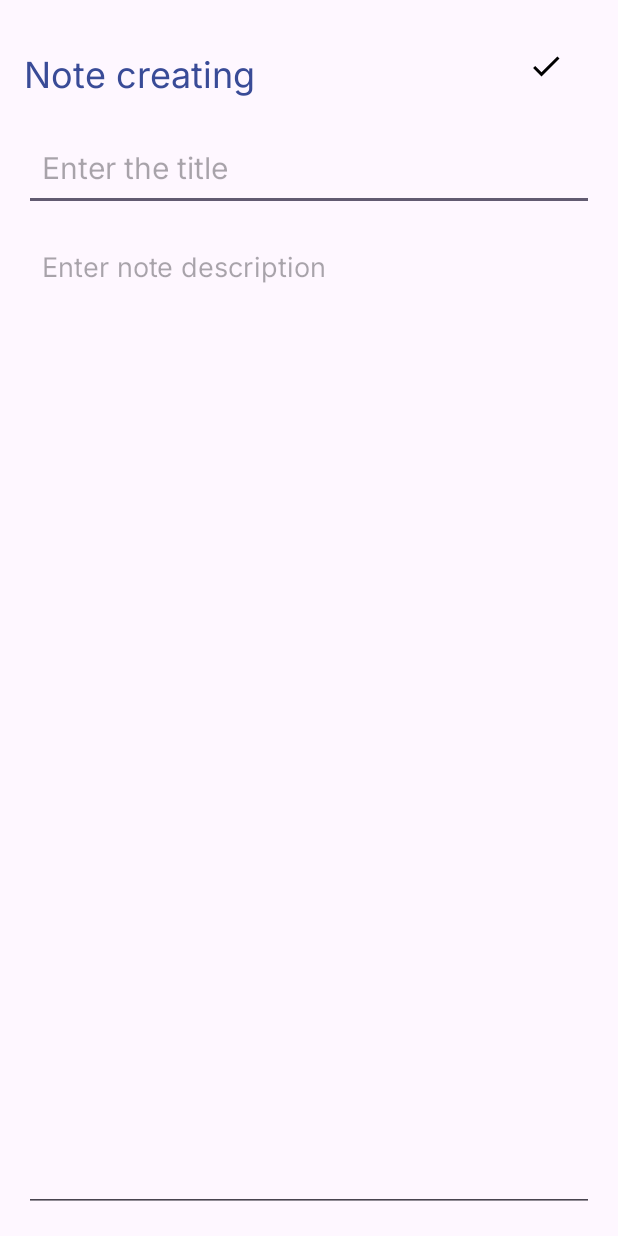
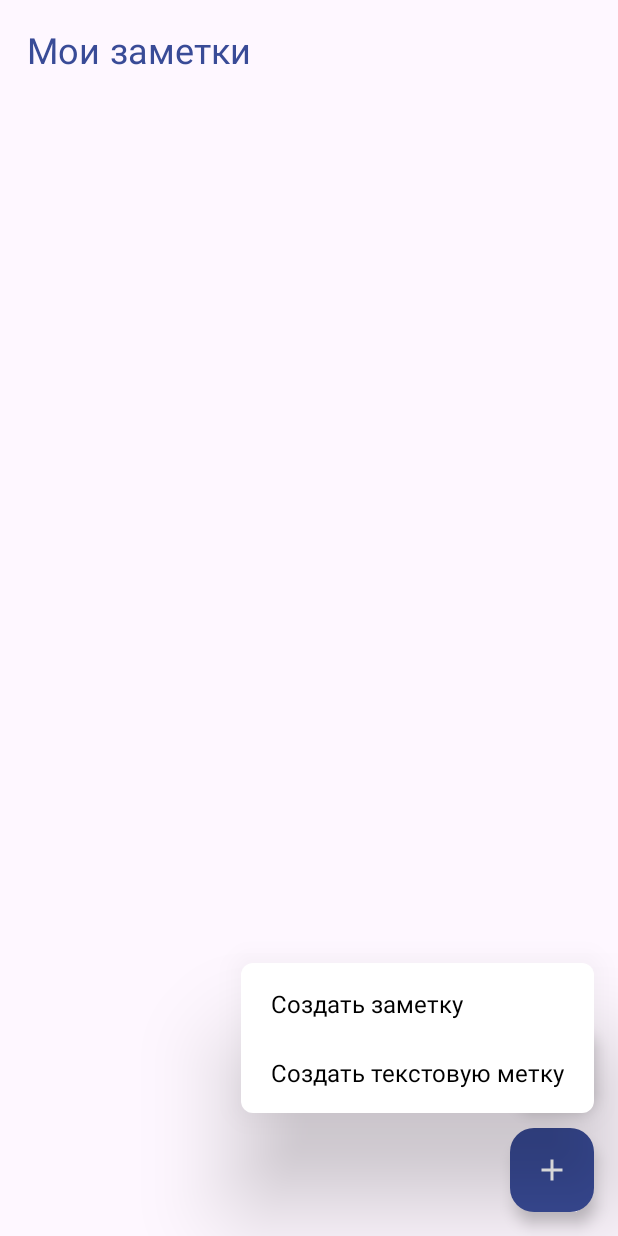
Before and after one commit to shufladka/NotesApp, an Android app: the screen it shows after launch (AddNoteActivity before the commit, MainActivity after it), after a tap on an icon or button, on a phone screen of 412 x 824 dp. Run offline under Robolectric (Android 15) with nearby library versions, the phone set to English and light mode, and no system bars.

```diff
--- a/app/src/main/java/by/bsuir/notesapp/AddNoteActivity.kt
+++ b/app/src/main/java/by/bsuir/notesapp/AddNoteActivity.kt
@@ -11,7 +11,7 @@ import java.time.format.DateTimeFormatter
 class AddNoteActivity : AppCompatActivity() {
 
     private lateinit var binding: ActivityAddNoteBinding
-    private lateinit var db: NotesDatabaseHelper
+    private lateinit var db: DatabaseHelper
 
     @SuppressLint("VisibleForTests")
     override fun onCreate(savedInstanceState: Bundle?) {
@@ -20,7 +20,7 @@ class AddNoteActivity : AppCompatActivity() {
         binding = ActivityAddNoteBinding.inflate(layoutInflater)
         setContentView(binding.root)
 
-        db = NotesDatabaseHelper(this)
+        db = DatabaseHelper(this)
 
         binding.saveButton.setOnClickListener {
             val title = binding.titleEditText.text.toString()
--- a/app/src/main/java/by/bsuir/notesapp/DatabaseHelper.kt
+++ b/app/src/main/java/by/bsuir/notesapp/DatabaseHelper.kt
@@ -5,101 +5,242 @@ import android.content.Context
 import android.database.sqlite.SQLiteDatabase
 import android.database.sqlite.SQLiteOpenHelper
 
-class NotesDatabaseHelper(context: Context) :
+class DatabaseHelper(context: Context) :
     SQLiteOpenHelper(context, DATABASE_NAME, null, SCHEMA) {
+
     companion object {
         private const val DATABASE_NAME = "notesapp.db"
         private const val SCHEMA = 1
-        private const val TABLE = "notes"
-        private const val COLUMN_ID = "id"
+
+        // Таблица для заметок
+        private const val TABLE_NOTES = "notes"
+        private const val COLUMN_NOTE_ID = "id"
         private const val COLUMN_TITLE = "title"
         private const val COLUMN_DESCRIPTION = "description"
         private const val COLUMN_DATETIME = "datetime"
+        private const val COLUMN_LABEL_ID = "label_id" // Внешний ключ на таблицу labels
+
+        // Таблица для текстовых меток
+        private const val TABLE_LABELS = "labels"
+        private const val COLUMN_LABEL_NAME = "name"
+        private const val COLUMN_LABEL_PRIORITY = "priority"
     }
 
     override fun onCreate(db: SQLiteDatabase?) {
-        val createTableQuery =
-            "CREATE TABLE $TABLE ($COLUMN_ID INTEGER PRIMARY KEY, $COLUMN_TITLE TEXT, $COLUMN_DESCRIPTION TEXT, $COLUMN_DATETIME TEXT)"
-        db?.execSQL(createTableQuery)
+        // Создаем таблицу labels
+        val createLabelsTable = """
+            CREATE TABLE $TABLE_LABELS (
+                $COLUMN_NOTE_ID INTEGER PRIMARY KEY AUTOINCREMENT,
+                $COLUMN_LABEL_NAME TEXT,
+                $COLUMN_LABEL_PRIORITY TEXT
+            )
+        """.trimIndent()
+
+        // Создаем таблицу notes с внешним ключом на labels
+        val createNotesTable = """
+            CREATE TABLE $TABLE_NOTES (
+                $COLUMN_NOTE_ID INTEGER PRIMARY KEY AUTOINCREMENT,
+                $COLUMN_TITLE TEXT,
+                $COLUMN_DESCRIPTION TEXT,
+                $COLUMN_DATETIME TEXT,
+                $COLUMN_LABEL_ID INTEGER,
+                FOREIGN KEY ($COLUMN_LABEL_ID) REFERENCES $TABLE_LABELS ($COLUMN_NOTE_ID) ON DELETE SET NULL
+            )
+        """.trimIndent()
+
+        db?.execSQL(createLabelsTable)
+        db?.execSQL(createNotesTable)
     }
 
     override fun onUpgrade(db: SQLiteDatabase?, oldVersion: Int, newVersion: Int) {
-        val dropTableQuery = "DROP TABLE IF EXISTS $TABLE"
-        db?.execSQL(dropTableQuery)
+        db?.execSQL("DROP TABLE IF EXISTS $TABLE_NOTES")
+        db?.execSQL("DROP TABLE IF EXISTS $TABLE_LABELS")
         onCreate(db)
     }
 
-    fun insertNote(note: Note) {
+    /**
+     * Вставка метки
+     */
+    fun insertLabel(label: Label): Long {
+        val db = writableDatabase
+        val values = ContentValues().apply {
+            put(COLUMN_LABEL_NAME, label.name)
+            put(COLUMN_LABEL_PRIORITY, label.priority)
+        }
+        val id = db.insert(TABLE_LABELS, null, values)
+        db.close()
+        return id
+    }
+
+    /**
+     * Получение всех меток
+     */
+    fun getAllLabels(): List<Label> {
+        val labels = mutableListOf<Label>()
+        val db = readableDatabase
+        val cursor = db.rawQuery("SELECT * FROM $TABLE_LABELS", null)
+
+        while (cursor.moveToNext()) {
+            val id = cursor.getInt(cursor.getColumnIndexOrThrow(COLUMN_NOTE_ID))
+            val name = cursor.getString(cursor.getColumnIndexOrThrow(COLUMN_LABEL_NAME))
+            val priority = cursor.getString(cursor.getColumnIndexOrThrow(COLUMN_LABEL_PRIORITY))
+
+            labels.add(Label(id, name, priority))
+        }
+        cursor.close()
+        db.close()
+        return labels
+    }
+
+    /**
+     * Получение метки по идентификатору
+     */
+    fun getLabelById(labelId: Int): Label? {
+        val db = readableDatabase
+        val query = "SELECT * FROM $TABLE_LABELS WHERE $COLUMN_NOTE_ID = ?"
+        val cursor = db.rawQuery(query, arrayOf(labelId.toString()))
+        var label: Label? = null
+
+        if (cursor.moveToFirst()) {
+            val id = cursor.getInt(cursor.getColumnIndexOrThrow(COLUMN_NOTE_ID))
+            val name = cursor.getString(cursor.getColumnIndexOrThrow(COLUMN_LABEL_NAME))
+            val priority = cursor.getString(cursor.getColumnIndexOrThrow(COLUMN_LABEL_PRIORITY))
+
+            label = Label(id, name, priority)
+        }
+        cursor.close()
+        db.close()
+        return label
+    }
+
+
+    /**
+     * Вставка заметки
+     */
+    fun insertNote(note: Note): Long {
         val db = writableDatabase
         val values = ContentValues().apply {
             put(COLUMN_TITLE, note.title)
             put(COLUMN_DESCRIPTION, note.description)
             put(COLUMN_DATETIME, note.dateTime)
+            put(COLUMN_LABEL_ID, note.label?.id) // Записываем id метки, если есть
         }
-        db.insert(TABLE, null, values)
+        val id = db.insert(TABLE_NOTES, null, values)
         db.close()
+        return id
     }
 
+    /**
+     * Получение всех заметок с метками (если есть)
+     */
     fun getAllNotes(): List<Note> {
-        val notesList = mutableListOf<Note>()
+        val notes = mutableListOf<Note>()
         val db = readableDatabase
-        val query = "SELECT * FROM $TABLE"
+        val query = """
+            SELECT n.$COLUMN_NOTE_ID, n.$COLUMN_TITLE, n.$COLUMN_DESCRIPTION, n.$COLUMN_DATETIME,
+                   l.$COLUMN_NOTE_ID AS label_id, l.$COLUMN_LABEL_NAME, l.$COLUMN_LABEL_PRIORITY
+            FROM $TABLE_NOTES AS n
+            LEFT JOIN $TABLE_LABELS AS l ON n.$COLUMN_LABEL_ID = l.$COLUMN_NOTE_ID
+        """.trimIndent()
+
         val cursor = db.rawQuery(query, null)
 
         while (cursor.moveToNext()) {
-            val id = cursor.getInt(cursor.getColumnIndexOrThrow(COLUMN_ID))
+            val id = cursor.getInt(cursor.getColumnIndexOrThrow(COLUMN_NOTE_ID))
             val title = cursor.getString(cursor.getColumnIndexOrThrow(COLUMN_TITLE))
             val description = cursor.getString(cursor.getColumnIndexOrThrow(COLUMN_DESCRIPTION))
             val dateTime = cursor.getString(cursor.getColumnIndexOrThrow(COLUMN_DATETIME))
 
-            val note = Note(id, title, description, dateTime)
-            notesList.add(note)
+            val labelIdIndex = cursor.getColumnIndex("label_id")
+            val label = if (labelIdIndex != -1 && !cursor.isNull(labelIdIndex)) {
+                Label(
+                    id = cursor.getInt(labelIdIndex),
+                    name = cursor.getString(cursor.getColumnIndexOrThrow(COLUMN_LABEL_NAME)),
+                    priority = cursor.getString(cursor.getColumnIndexOrThrow(COLUMN_LABEL_PRIORITY))
+                )
+            } else {
+                null
+            }
+
+            notes.add(Note(id, title, description, dateTime, label))
         }
         cursor.close()
         db.close()
-        return notesList
+        return notes
     }
 
-    fun updateNote(note: Note) {
+    /**
+     * Получение заметки по идентификатору
+     */
+    fun getNoteById(noteId: Int): Note? {
+        val db = readableDatabase
+        val query = """
+        SELECT n.$COLUMN_NOTE_ID, n.$COLUMN_TITLE, n.$COLUMN_DESCRIPTION, n.$COLUMN_DATETIME,
+               l.$COLUMN_NOTE_ID AS label_id, l.$COLUMN_LABEL_NAME, l.$COLUMN_LABEL_PRIORITY
+        FROM $TABLE_NOTES AS n
+        LEFT JOIN $TABLE_LABELS AS l ON n.$COLUMN_LABEL_ID = l.$COLUMN_NOTE_ID
+        WHERE n.$COLUMN_NOTE_ID = ?
+    """.trimIndent()
+
+        val cursor = db.rawQuery(query, arrayOf(noteId.toString()))
+        var note: Note? = null
+
+        if (cursor.moveToFirst()) {
+            val id = cursor.getInt(cursor.getColumnIndexOrThrow(COLUMN_NOTE_ID))
+            val title = cursor.getString(cursor.getColumnIndexOrThrow(COLUMN_TITLE))
+            val description = cursor.getString(cursor.getColumnIndexOrThrow(COLUMN_DESCRIPTION))
+            val dateTime = cursor.getString(cursor.getColumnIndexOrThrow(COLUMN_DATETIME))
+
+            val labelIdIndex = cursor.getColumnIndex("label_id")
+            val label = if (labelIdIndex != -1 && !cursor.isNull(labelIdIndex)) {
+                Label(
+                    id = cursor.getInt(labelIdIndex),
+                    name = cursor.getString(cursor.getColumnIndexOrThrow(COLUMN_LABEL_NAME)),
+                    priority = cursor.getString(cursor.getColumnIndexOrThrow(COLUMN_LABEL_PRIORITY))
+                )
+            } else {
+                null
+            }
+
+            note = Note(id, title, description, dateTime, label)
+        }
+        cursor.close()
+        db.close()
+        return note
+    }
+
+
+    /**
+     * Обновление заметки
+     */
+    fun updateNote(note: Note): Int {
         val db = writableDatabase
         val values = ContentValues().apply {
             put(COLUMN_TITLE, note.title)
             put(COLUMN_DESCRIPTION, note.description)
             put(COLUMN_DATETIME, note.dateTime)
+            put(COLUMN_LABEL_ID, note.label?.id)
         }
-        val whereClause = "$COLUMN_ID = ?"
-        val whereArgs = arrayOf(note.id.toString())
-        db.update(TABLE, values, whereClause, whereArgs)
+        val affectedRows = db.update(TABLE_NOTES, values, "$COLUMN_NOTE_ID = ?", arrayOf(note.id.toString()))
+        db.close()
+        return affectedRows
+    }
+
+    /**
+     * Удаление заметки
+     */
+    fun deleteNote(noteId: Int) {
+        val db = writableDatabase
+        db.delete(TABLE_NOTES, "$COLUMN_NOTE_ID = ?", arrayOf(noteId.toString()))
         db.close()
     }
 
-    fun getNoteByID(noteId: Int): Note {
-        val db = readableDatabase
-        val query = "SELECT * FROM $TABLE WHERE $COLUMN_ID = $noteId"
-        val cursor = db.rawQuery(query, null)
-        cursor.moveToFirst()
-
-        val id = cursor.getInt(cursor.getColumnIndexOrThrow(COLUMN_ID))
-        val title = cursor.getString(cursor.getColumnIndexOrThrow(COLUMN_TITLE))
-        val description = cursor.getString(cursor.getColumnIndexOrThrow(COLUMN_DESCRIPTION))
-        val dateTime = cursor.getString(cursor.getColumnIndexOrThrow(COLUMN_DATETIME))
-
-        cursor.close()
-        db.close()
-        return Note(id, title, description, dateTime)
-    }
-
-    fun deleteNote(noteId: Int) {
+    /**
+     * Удаление метки (если удаляется метка, у заметок она становится NULL)
+     */
+    fun deleteLabel(labelId: Int) {
         val db = writableDatabase
-        val whereClause = "$COLUMN_ID = ?"
-        val whereArgs = arrayOf(noteId.toString())
-        db.delete(TABLE, whereClause, whereArgs)
-        db.close()
-    }
-
-    fun clear() {
-        val db = writableDatabase
-        db.delete(TABLE, "", arrayOf<String>())
+        db.delete(TABLE_LABELS, "$COLUMN_NOTE_ID = ?", arrayOf(labelId.toString()))
         db.close()
     }
 }
--- a/app/src/main/java/by/bsuir/notesapp/MainActivity.kt
+++ b/app/src/main/java/by/bsuir/notesapp/MainActivity.kt
@@ -11,25 +11,50 @@ import by.bsuir.notesapp.databinding.ActivityMainBinding
 class MainActivity : AppCompatActivity() {
 
     private lateinit var binding: ActivityMainBinding
-    private lateinit var db: NotesDatabaseHelper
+    private lateinit var db: DatabaseHelper
     private lateinit var notesAdapter: NotesAdapter
+    private var isMenuVisible = false
 
     override fun onCreate(savedInstanceState: Bundle?) {
         super.onCreate(savedInstanceState)
         binding = ActivityMainBinding.inflate(layoutInflater)
         setContentView(binding.root)
 
-        db = NotesDatabaseHelper(this)
+        db = DatabaseHelper(this)
 
         notesAdapter = NotesAdapter(db.getAllNotes(), this, onDelete = { updateUI(db.getAllNotes()) })
 
         binding.notesRecyclerView.layoutManager = LinearLayoutManager(this)
         binding.notesRecyclerView.adapter = notesAdapter
 
+//        binding.addButton.setOnClickListener {
+//            val intent = Intent(this, AddNoteActivity::class.java)
+//            startActivity(intent)
+//        }
+
         binding.addButton.setOnClickListener {
-            val intent = Intent(this, AddNoteActivity::class.java)
-            startActivity(intent)
+            toggleMenu()
         }
+
+        binding.createNote.setOnClickListener {
+            startActivity(Intent(this, AddNoteActivity::class.java))
+            toggleMenu()
+        }
+
+        binding.createLabel.setOnClickListener {
+//            startActivity(Intent(this, AddLabelActivity::class.java))
+            startActivity(Intent(this, AddNoteActivity::class.java))
+            toggleMenu()
+        }
+    }
+
+    private fun toggleMenu() {
+        if (isMenuVisible) {
+            binding.dropdownMenu.visibility = View.GONE
+        } else {
+            binding.dropdownMenu.visibility = View.VISIBLE
+        }
+        isMenuVisible = !isMenuVisible
     }
 
     fun updateUI(note: List<Note>?) {
--- a/app/src/main/java/by/bsuir/notesapp/NotesAdapter.kt
+++ b/app/src/main/java/by/bsuir/notesapp/NotesAdapter.kt
@@ -17,7 +17,7 @@ class NotesAdapter(
 ) :
     RecyclerView.Adapter<NotesAdapter.NoteViewHolder>() {
 
-    private val db: NotesDatabaseHelper = NotesDatabaseHelper(context)
+    private val db: DatabaseHelper = DatabaseHelper(context)
 
     class NoteViewHolder(itemView: View) : RecyclerView.ViewHolder(itemView) {
         val titleTextView: TextView = itemView.findViewById(R.id.titleTextView)
--- /dev/null
+++ b/app/src/main/res/drawable/baseline_sort_24.xml
@@ -0,0 +1,5 @@
+<vector xmlns:android="http://schemas.android.com/apk/res/android" android:autoMirrored="true" android:height="24dp" android:tint="#000000" android:viewportHeight="24" android:viewportWidth="24" android:width="24dp">
+
+    <path android:fillColor="@android:color/white" android:pathData="M3,18h6v-2L3,16v2zM3,6v2h18L21,6L3,6zM3,13h12v-2L3,11v2z"/>
+
+</vector>
--- /dev/null
+++ b/app/src/main/res/drawable/menu_background.xml
@@ -0,0 +1,7 @@
+<?xml version="1.0" encoding="utf-8"?>
+<shape xmlns:android="http://schemas.android.com/apk/res/android"
+    android:shape="rectangle">
+    <solid android:color="@color/white"/>
+    <corners android:radius="8dp"/>
+    <padding android:left="8dp" android:right="8dp" android:top="4dp" android:bottom="4dp"/>
+</shape>
--- a/app/src/main/res/layout/activity_add_note.xml
+++ b/app/src/main/res/layout/activity_add_note.xml
@@ -15,7 +15,7 @@
         android:layout_alignParentTop="true"
         android:layout_marginTop="16dp"
         android:fontFamily="@font/inter"
-        android:text="Note creating"
+        android:text="Создать новую заметку"
         android:textColor="@color/blue"
         android:textSize="24sp" />
 
@@ -25,6 +25,7 @@
         android:layout_height="wrap_content"
         android:layout_alignTop="@+id/addNoteHeading"
         android:layout_alignParentEnd="true"
+        android:layout_marginTop="5dp"
         android:layout_marginEnd="20dp"
         android:src="@drawable/baseline_done_24" />
 
@@ -32,7 +33,7 @@
         android:id="@+id/titleEditText"
         android:layout_width="match_parent"
         android:layout_height="60dp"
-        android:hint="Enter the title"
+        android:hint="Введите заголовок"
         android:padding="12dp"
         android:textSize="20sp"
         android:layout_below="@+id/addNoteHeading"
@@ -44,7 +45,7 @@
         android:id="@+id/description_edit_text"
         android:layout_width="match_parent"
         android:layout_height="match_parent"
-        android:hint="Enter note description"
+        android:hint="Введите описание"
         android:gravity="top"
         android:padding="12dp"
         android:textSize="18sp"
--- a/app/src/main/res/layout/activity_main.xml
+++ b/app/src/main/res/layout/activity_main.xml
@@ -14,7 +14,7 @@
         android:layout_alignParentTop="true"
         android:layout_marginTop="16dp"
         android:fontFamily="@font/inter"
-        android:text="Notes"
+        android:text="Мои заметки"
         android:layout_marginStart="18dp"
         android:textColor="@color/blue"
         android:textSize="24sp" />
@@ -27,6 +27,56 @@
         android:padding="8dp" />
 
     <com.google.android.material.floatingactionbutton.FloatingActionButton
+        android:id="@+id/sortButton"
+        android:layout_width="wrap_content"
+        android:layout_height="wrap_content"
+        android:layout_alignParentBottom="true"
+        android:layout_alignParentEnd="true"
+        android:layout_marginBottom="90dp"
+        android:layout_marginEnd="16dp"
+        android:layout_marginStart="16dp"
+        android:layout_marginTop="16dp"
+        android:src="@drawable/baseline_sort_24"
+        app:tint="@color/white"
+        android:backgroundTint="@color/green" />
+
+    <!-- Выпадающее меню -->
+    <LinearLayout
+        android:id="@+id/dropdownMenu"
+        android:layout_width="wrap_content"
+        android:layout_height="wrap_content"
+        android:layout_above="@id/addButton"
+        android:layout_alignEnd="@id/addButton"
+        android:layout_marginBottom="10dp"
+        android:orientation="vertical"
+        android:visibility="gone"
+        android:elevation="40dp"
+        android:background="@drawable/menu_background">
+
+        <TextView
+            android:id="@+id/createNote"
+            android:layout_width="wrap_content"
+            android:layout_height="wrap_content"
+            android:padding="12dp"
+            android:text="Создать заметку"
+            android:textSize="16sp"
+            android:textColor="@color/black"
+            android:background="?attr/selectableItemBackground"
+            android:clickable="true" />
+
+        <TextView
+            android:id="@+id/createLabel"
+            android:layout_width="wrap_content"
+            android:layout_height="wrap_content"
+            android:padding="12dp"
+            android:text="Создать текстовую метку"
+            android:textSize="16sp"
+            android:textColor="@color/black"
+            android:background="?attr/selectableItemBackground"
+            android:clickable="true" />
+    </LinearLayout>
+
+    <com.google.android.material.floatingactionbutton.FloatingActionButton
         android:id="@+id/addButton"
         android:layout_width="wrap_content"
         android:layout_height="wrap_content"
@@ -34,8 +84,6 @@
         android:layout_alignParentEnd="true"
         android:layout_marginBottom="16dp"
         android:layout_marginEnd="16dp"
-        android:layout_marginStart="16dp"
-        android:layout_marginTop="16dp"
         android:src="@drawable/baseline_add_24"
         app:tint="@color/white"
         android:backgroundTint="@color/blue" />
--- a/app/src/main/res/values/colors.xml
+++ b/app/src/main/res/values/colors.xml
@@ -3,4 +3,5 @@
     <color name="black">#FF000000</color>
     <color name="white">#FFFFFFFF</color>
     <color name="blue">#394B97</color>
+    <color name="green">#66B169</color>
 </resources>
```
Also changed, not shown: app/src/main/java/by/bsuir/notesapp/UpdateNoteActivity.kt (+8 -5 lines), app/src/main/res/layout/activity_update_note.xml (+4 -3 lines).
